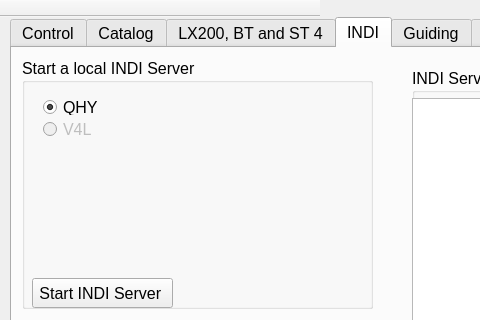
Above: mainwindow.ui from selste/TwoStepperControl before the change; both pictures show x 0 to 480 and y 0 to 320 of the 800 by 480 pixel window. Below: the same form after it.
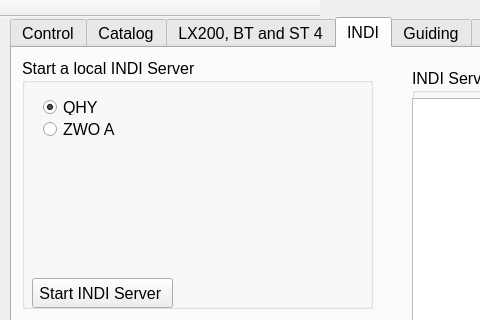
That is the form after the change. The open tabs and pages were chosen to show the change.

```diff
--- a/mainwindow.ui
+++ b/mainwindow.ui
@@ -1498,7 +1498,7 @@
         <rect>
          <x>10</x>
          <y>30</y>
-         <width>77</width>
+         <width>94</width>
          <height>60</height>
         </rect>
        </property>
@@ -1516,10 +1516,10 @@
         <item>
          <widget class="QRadioButton" name="rbV4LINDI">
           <property name="enabled">
-           <bool>false</bool>
+           <bool>true</bool>
           </property>
           <property name="text">
-           <string>V4L</string>
+           <string>ZWO ASI</string>
           </property>
          </widget>
         </item>
```
Left out of the diff: 2 changed lines with no effect on the pictures.
